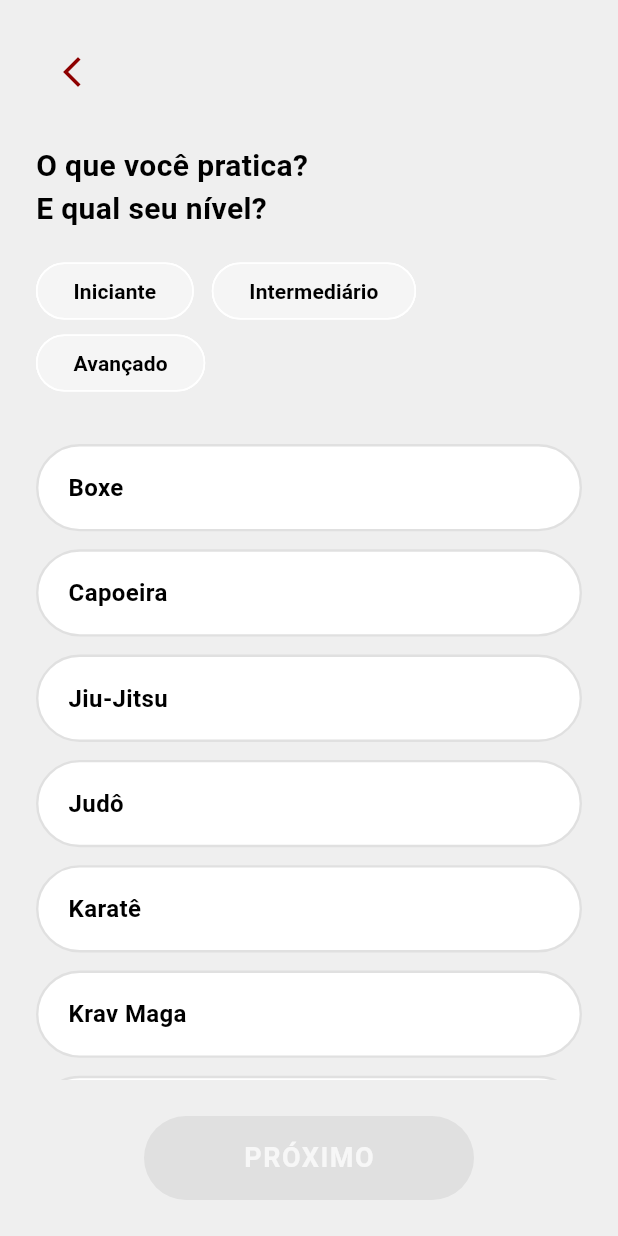
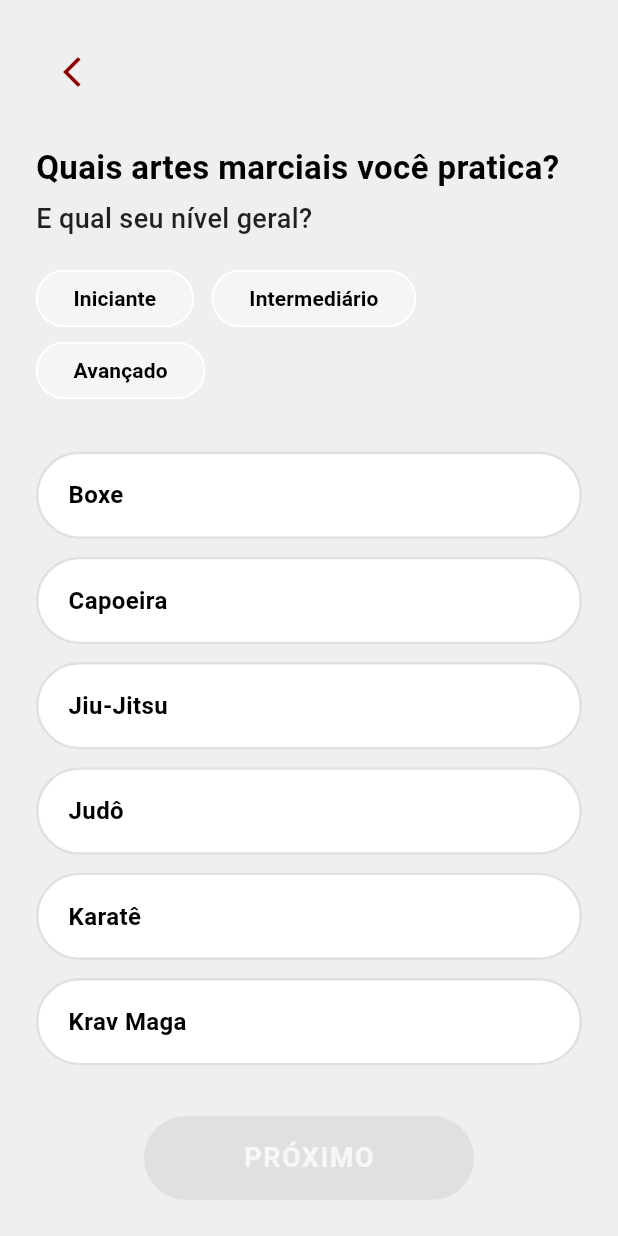
Before and after one commit to yolcastro/Fighter, a Flutter app: the TelaArtesMarciais screen opened by its route, on a phone screen of 412 x 824 dp. Run offline on Flutter 3.47's test engine with Material 3 defaults, Android fonts, the phone set to English and light mode, and no system bars; our stand-ins replace firebase_auth, firebase_core, image_picker; accounts and stored records are empty; network calls fail.

Commit message:
Update artes_marciais.dart
Design aprimorado.

```diff
--- a/lib/screens/onboarding/artes_marciais.dart
+++ b/lib/screens/onboarding/artes_marciais.dart
@@ -1,14 +1,11 @@
-// artes_marciais.dart
 import 'package:flutter/material.dart';
 import 'package:firebase_auth/firebase_auth.dart';
 import 'package:fighter_app/usuario.service.dart'; // ajuste conforme seu projeto
-// Certifique-se de que o ExplorarPage está importado corretamente
-// import 'package:fighter_app/explorar_page.dart'; // Ou o caminho para sua tela de explorar
 
 class TelaArtesMarciais extends StatefulWidget {
-  final String? sexo; // Preferência de sexo do parceiro
-  final String? nivelExperiencia; // Preferência de nível do parceiro
-  final String? pesoCategoria; // Preferência de peso do parceiro
+  final String? sexo;
+  final String? nivelExperiencia;
+  final String? pesoCategoria;
 
   const TelaArtesMarciais({
     super.key,
@@ -35,8 +32,8 @@ class _TelaArtesMarciaisState extends State<TelaArtesMarciais> {
   ];
 
   final List<String> niveis = ['Iniciante', 'Intermediário', 'Avançado'];
-  String? nivelSelecionado; // Nível de experiência DO USUÁRIO
-  final List<String> selecionadas = []; // Artes Marciais DO USUÁRIO
+  String? nivelSelecionado;
+  final List<String> selecionadas = [];
 
   bool get podeAvancar => selecionadas.isNotEmpty && nivelSelecionado != null;
 
@@ -75,35 +72,17 @@ class _TelaArtesMarciaisState extends State<TelaArtesMarciais> {
       return;
     }
 
-    // Dados que serão ATUALIZADOS no backend para O USUÁRIO ATUAL
     final Map<String, dynamic> updateData = {
-      'arteMarcial': selecionadas, // Artes marciais do usuário
-      'nivelExperiencia': nivelSelecionado, // Nível de experiência do usuário
-    };
-
-    // Criar o mapa de FILTROS COMPLETO para passar para a TELA DE EXPLORAR
-    // Isso inclui as preferências passadas de PreferenciasParceiroPage
-    // e as artes marciais/nível selecionados nesta tela.
-    final Map<String, dynamic> filtrosParaExplorar = {
-      // Preferências de PreferenciasParceiroPage (se não forem nulas)
-      if (widget.sexo != null) 'sexo': widget.sexo, // Pref. sexo do parceiro
-      if (widget.nivelExperiencia != null) 'nivelExperiencia': widget.nivelExperiencia, // Pref. nível do parceiro
-      if (widget.pesoCategoria != null) 'pesoCategoria': widget.pesoCategoria, // Pref. peso do parceiro
-
-      // Preferências/características definidas nesta tela para o FILTRO
-      // Note: O nome do campo na API para 'arteMarcial' e 'nivelExperiencia'
-      // no contexto de filtro de PARCEIRO deve corresponder.
-      // Use os nomes dos campos da sua entidade 'Usuario' para o filtro.
-      if (selecionadas.isNotEmpty) 'arteMarcial': selecionadas, // Artes marciais do parceiro (a ser filtrado)
-      if (nivelSelecionado != null) 'nivelExperiencia': nivelSelecionado, // Nível de experiência do parceiro (a ser filtrado)
+      'arteMarcial': selecionadas,
+      'nivelExperiencia': nivelSelecionado,
+      'preferenciaSexo': widget.sexo,
+      'preferenciaNivel': widget.nivelExperiencia,
+      'preferenciaPeso': widget.pesoCategoria,
     };
 
     final sucesso = await UsuarioService.atualizarUsuario(currentUser.uid, updateData);
     if (sucesso) {
-      // Passa os filtros completos para a próxima tela
-      // O '/fotoperfil' deve ser configurado para receber esses argumentos e passá-los adiante
-      // ou ser a própria tela que iniciará a navegação para ExplorarPage com esses filtros.
-      Navigator.pushNamed(context, '/fotoperfil', arguments: filtrosParaExplorar);
+      Navigator.pushNamed(context, '/fotoperfil');
     } else {
       ScaffoldMessenger.of(context).showSnackBar(
         const SnackBar(content: Text('Erro ao salvar suas artes marciais.')),
@@ -152,13 +131,27 @@ class _TelaArtesMarciaisState extends State<TelaArtesMarciais> {
   }
 
   Widget _buildTitulo() {
-    return const Text(
-      'O que você pratica?\nE qual seu nível?',
-      style: TextStyle(
-        fontSize: 20,
-        fontWeight: FontWeight.w600,
-        color: Color(0xFF000000),
-      ),
+    return Column(
+      crossAxisAlignment: CrossAxisAlignment.start,
+      children: const [
+        Text(
+          'Quais artes marciais você pratica?',
+          style: TextStyle(
+            fontSize: 22,
+            fontWeight: FontWeight.bold,
+            color: Colors.black,
+          ),
+        ),
+        SizedBox(height: 6),
+        Text(
+          'E qual seu nível geral?',
+          style: TextStyle(
+            fontSize: 18,
+            fontWeight: FontWeight.w500,
+            color: Colors.black87,
+          ),
+        ),
+      ],
     );
   }
 
@@ -174,7 +167,7 @@ class _TelaArtesMarciaisState extends State<TelaArtesMarciais> {
           selectedColor: const Color(0xFF8D0000),
           backgroundColor: const Color(0xFFF5F5F5),
           labelStyle: TextStyle(
-            color: ativo ? Colors.white : const Color(0xFF000000),
+            color: ativo ? Colors.white : Colors.black,
             fontWeight: FontWeight.w600,
           ),
           shape: RoundedRectangleBorder(
@@ -213,7 +206,7 @@ class _TelaArtesMarciaisState extends State<TelaArtesMarciais> {
                   style: TextStyle(
                     fontSize: 16,
                     fontWeight: FontWeight.w600,
-                    color: selecionada ? const Color(0xFF8D0000) : const Color(0xFF000000),
+                    color: selecionada ? const Color(0xFF8D0000) : Colors.black,
                   ),
                 ),
                 if (selecionada)
```
